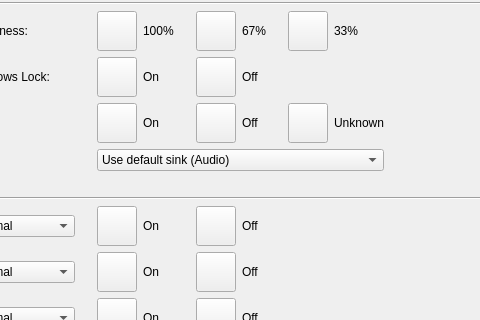
Above: src/gui/kperfwidget.ui from ckb-next/ckb-next before the change; both pictures show x 106 to 586 and y 261 to 581 of the 840 by 679 pixel window. Below: the same form after it.
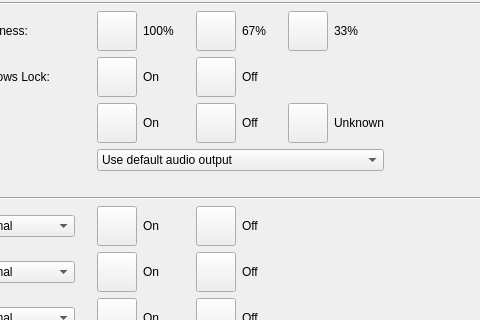
That is the form after the change. Custom widgets are drawn as their Qt base class.

Commit message: Use more userfriendly label names

Patch:
```diff
--- a/src/gui/kperfwidget.ui
+++ b/src/gui/kperfwidget.ui
@@ -98,7 +98,7 @@
     <widget class="QComboBox" name="muteDev">
      <item>
       <property name="text">
-       <string>Use default sink (Audio)</string>
+       <string>Use default audio output</string>
       </property>
      </item>
      <item>
```
Left out of the diff: 2 changed lines with no effect on the pictures.
